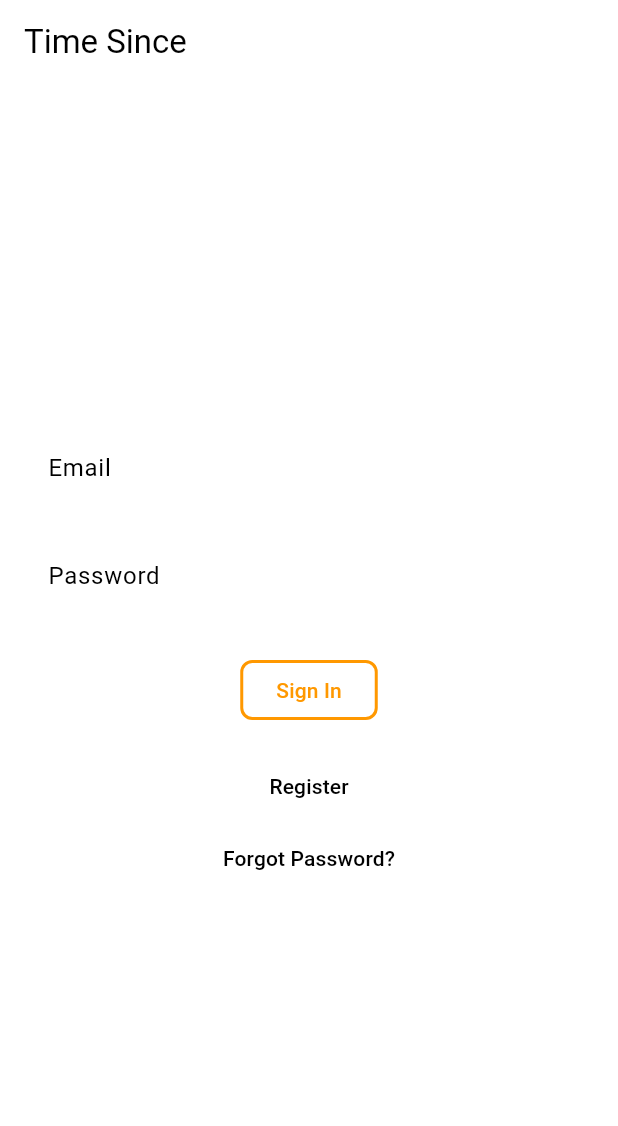
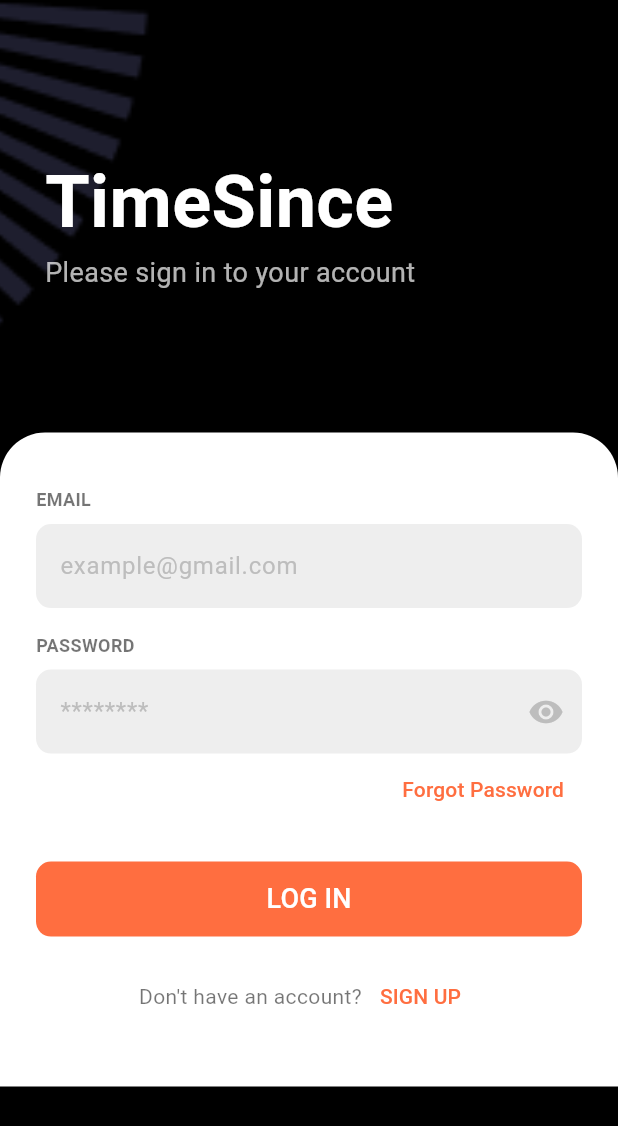
Before and after one commit to tianhaoz95/time_since, a Flutter app: the screen it shows after launch, on a phone screen of 412 x 824 dp. Shown: the top 1126 px of the screen. Run offline on Flutter 3.47's test engine with Material 3 defaults, Android fonts, the phone set to English and light mode, and no system bars; our stand-ins replace cloud_firestore, firebase_auth, firebase_core; accounts and stored records are empty.

Commit message:
update login screen UI with pattern image and improved layout

```diff
--- a/lib/screens/sign_in_screen.dart
+++ b/lib/screens/sign_in_screen.dart
@@ -79,47 +79,168 @@ class _SignInScreenState extends State<SignInScreen> {
   @override
   Widget build(BuildContext context) {
     return Scaffold(
-      appBar: AppBar(title: const Text('Time Since')),
-      body: Padding(
-        padding: const EdgeInsets.all(16.0),
+      backgroundColor: Colors.black,
+      body: Stack(
+        children: [
+          Positioned.fill(
+            child: Image.asset(
+              'assets/images/login-screen-pattern.png',
+              fit: BoxFit.cover,
+            ),
+          ),
+          Positioned(
+            top: 100,
+            left: 30,
+            right: 16,
             child: Column(
-          mainAxisAlignment: MainAxisAlignment.center,
+              crossAxisAlignment: CrossAxisAlignment.start,
               children: [
+                const Text(
+                  'TimeSince',
+                  style: TextStyle(
+                    color: Colors.white,
+                    fontSize: 48,
+                    fontWeight: FontWeight.bold,
+                  ),
+                ),
+                const Text(
+                  'Please sign in to your account',
+                  style: TextStyle(
+                    color: Colors.white70,
+                    fontSize: 18,
+                  ),
+                ),
+              ],
+            ),
+          ),
+          Positioned(
+            top: MediaQuery.of(context).size.height * 0.35, // Adjust this value to control height
+            left: 0,
+            right: 0,
+            child: Container(
+              padding: const EdgeInsets.symmetric(horizontal: 24.0, vertical: 16.0),
+              decoration: const BoxDecoration(
+                color: Colors.white,
+                borderRadius: BorderRadius.only(
+                  topLeft: Radius.circular(30.0),
+                  topRight: Radius.circular(30.0),
+                ),
+              ),
+              child: SafeArea(
+                child: SingleChildScrollView(
+                  child: Column(
+                    mainAxisAlignment: MainAxisAlignment.start,
+                    crossAxisAlignment: CrossAxisAlignment.start,
+                    children: [
+                      const SizedBox(height: 20.0), // Spacing from top of white section
+                      const Text(
+                        'EMAIL',
+                        style: TextStyle(
+                          color: Colors.black54,
+                          fontSize: 12,
+                          fontWeight: FontWeight.bold,
+                        ),
+                      ),
+                      const SizedBox(height: 8.0),
                       TextField(
                         controller: _emailController,
-              decoration: const InputDecoration(
-                labelText: 'Email',
-                border: OutlineInputBorder(),
+                        style: const TextStyle(color: Colors.black),
+                        decoration: InputDecoration(
+                          hintText: 'example@gmail.com',
+                          hintStyle: TextStyle(color: Colors.grey[400]),
+                          filled: true,
+                          fillColor: Colors.grey[200],
+                          border: OutlineInputBorder(
+                            borderRadius: BorderRadius.circular(10.0),
+                            borderSide: BorderSide.none,
+                          ),
                         ),
                         keyboardType: TextInputType.emailAddress,
                       ),
                       const SizedBox(height: 16.0),
+                      const Text(
+                        'PASSWORD',
+                        style: TextStyle(
+                          color: Colors.black54,
+                          fontSize: 12,
+                          fontWeight: FontWeight.bold,
+                        ),
+                      ),
+                      const SizedBox(height: 8.0),
                       TextField(
                         controller: _passwordController,
-              decoration: const InputDecoration(
-                labelText: 'Password',
-                border: OutlineInputBorder(),
+                        style: const TextStyle(color: Colors.black),
+                        decoration: InputDecoration(
+                          hintText: '********',
+                          hintStyle: TextStyle(color: Colors.grey[400]),
+                          filled: true,
+                          fillColor: Colors.grey[200],
+                          border: OutlineInputBorder(
+                            borderRadius: BorderRadius.circular(10.0),
+                            borderSide: BorderSide.none,
+                          ),
+                          suffixIcon: IconButton(
+                            icon: Icon(Icons.visibility, color: Colors.grey[400]),
+                            onPressed: () {},
+                          ),
                         ),
                         obscureText: true,
                       ),
+                      Align(
+                        alignment: Alignment.centerRight,
+                        child: TextButton(
+                          onPressed: _resetPassword,
+                          child: const Text(
+                            'Forgot Password',
+                            style: TextStyle(color: Colors.deepOrangeAccent),
+                          ),
+                        ),
+                      ),
                       const SizedBox(height: 24.0),
-            ElevatedButton(
+                      SizedBox(
+                        width: double.infinity,
+                        height: 50,
+                        child: ElevatedButton(
                           onPressed: _signIn,
-              child: const Text('Sign In'),
+                          style: ElevatedButton.styleFrom(
+                            backgroundColor: Colors.deepOrangeAccent,
+                            shape: RoundedRectangleBorder(
+                              borderRadius: BorderRadius.circular(10.0),
+                            ),
+                          ),
+                          child: const Text(
+                            'LOG IN',
+                            style: TextStyle(fontSize: 18, color: Colors.white),
+                          ),
+                        ),
                       ),
                       const SizedBox(height: 16.0),
+                      Row(
+                        mainAxisAlignment: MainAxisAlignment.center,
+                        children: [
+                          const Text(
+                            'Don\'t have an account?',
+                            style: TextStyle(color: Colors.black54),
+                          ),
                           TextButton(
                             onPressed: () {
                               Navigator.of(context).push(MaterialPageRoute(builder: (context) => const SignUpScreen()));
                             },
-              child: const Text('Register'),
+                            child: const Text(
+                              'SIGN UP',
+                              style: TextStyle(color: Colors.deepOrangeAccent),
                             ),
-            TextButton(
-              onPressed: _resetPassword,
-              child: const Text('Forgot Password?'),
                           ),
                         ],
                       ),
+                      const SizedBox(height: 20.0), // Spacing at bottom of white section
+                    ],
+                  ),
+                ),
+              ),
+            ),
+          ),
+        ],
       ),
     );
   }
--- a/pubspec.yaml
+++ b/pubspec.yaml
@@ -21,6 +21,8 @@ dev_dependencies:
 
 flutter:
   uses-material-design: true
+  assets:
+    - assets/images/
 
 flutter_launcher_icons:
   android: "launcher_icon"
```
Also changed, not shown: assets/images/login-screen-pattern.png (added), 1 other file. Lines whose indentation alone changed are shown as unchanged.
